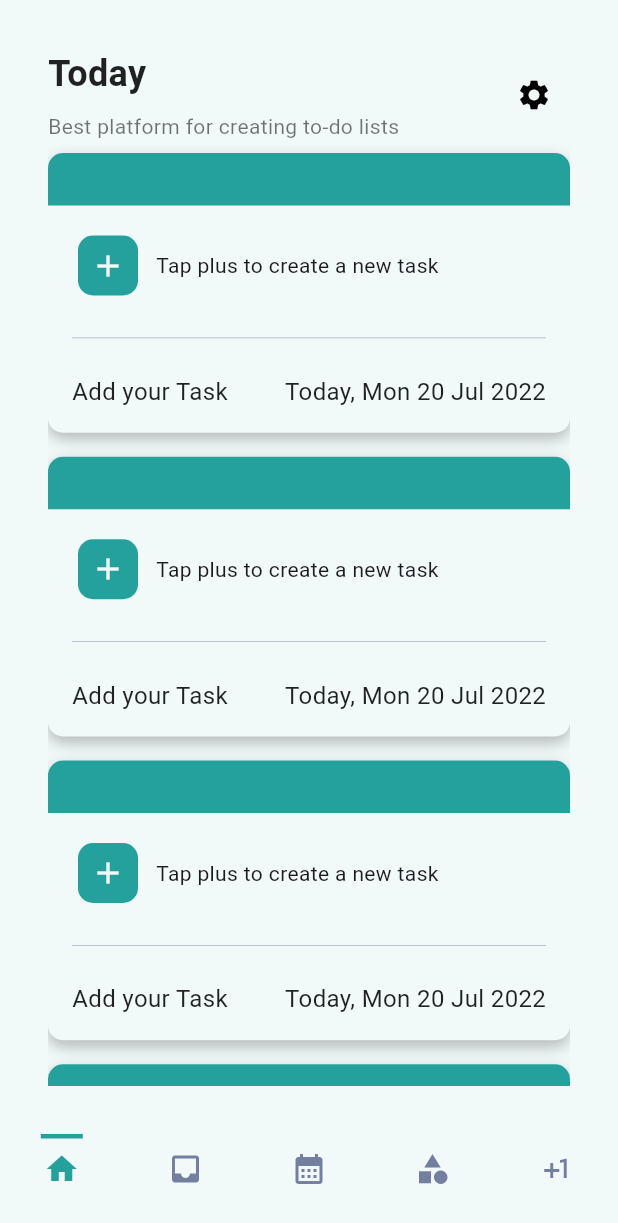
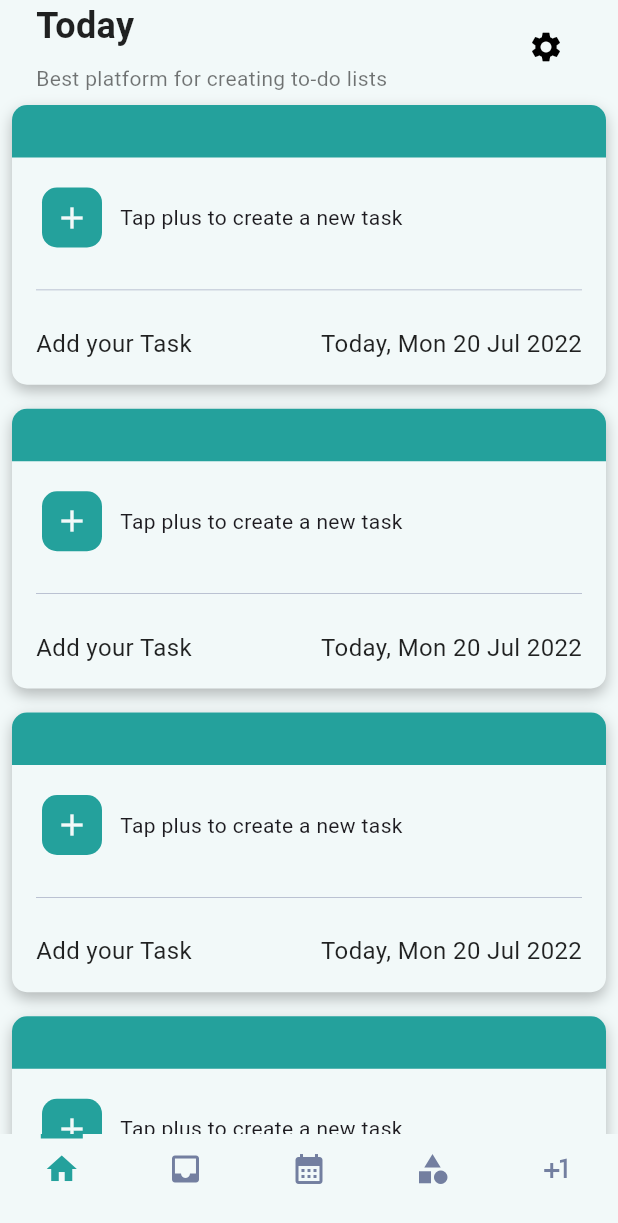
Before and after one commit to Nathandelenclos/ToDoApp, a Flutter app: the screen it shows after launch, on a phone screen of 412 x 824 dp. Shown: the top 1223 px of the screen. Run offline on Flutter 3.47's test engine with Material 3 defaults, Android fonts, the phone set to English and light mode, and no system bars; our stand-ins replace go_router.

Commit message:
fix: main layout and shadow overflow

```diff
--- a/lib/app/views/main/home/components/task_card.dart
+++ b/lib/app/views/main/home/components/task_card.dart
@@ -9,6 +9,7 @@ class TaskCard extends StatelessWidget {
   Widget build(BuildContext context) {
     final theme = Provider.of<ThemeProvider>(context).currentTheme;
     return Container(
+      margin: theme.spacing.horizontal(theme.spacing.sm),
       decoration: BoxDecoration(
         boxShadow: theme.shadows.defaultShadow,
         color: theme.customColors.brand.background,
--- a/lib/app/views/main/home/home_view.dart
+++ b/lib/app/views/main/home/home_view.dart
@@ -10,13 +10,13 @@ class HomeView extends StatelessWidget {
   Widget build(BuildContext context) {
     final theme = Provider.of<ThemeProvider>(context).currentTheme;
     return SafeArea(
-      child: Container(
-        margin: theme.spacing.all(theme.spacing.xl),
       child: Column(
         crossAxisAlignment: CrossAxisAlignment.start,
         mainAxisAlignment: MainAxisAlignment.spaceBetween,
         children: [
-            Row(
+          Container(
+            padding: theme.spacing.horizontal(theme.spacing.lg),
+            child: Row(
               mainAxisSize: MainAxisSize.max,
               mainAxisAlignment: MainAxisAlignment.spaceBetween,
               children: [
@@ -40,6 +40,7 @@ class HomeView extends StatelessWidget {
                 ),
               ],
             ),
+          ),
           Expanded(
             child: ListView.builder(
               itemCount: 10,
@@ -51,7 +52,6 @@ class HomeView extends StatelessWidget {
           ),
         ],
       ),
-      ),
     );
   }
 }
```
Lines whose indentation alone changed are shown as unchanged.
